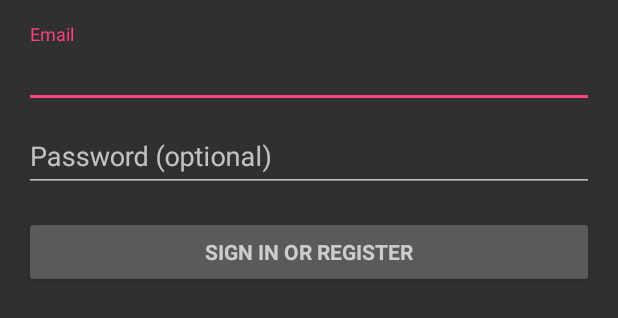
After one commit to VIN-S/Cargo, an Android app: the layout activity_login.xml on its own in the app's theme, with its tools: preview values and no code run, on a phone screen of 412 x 824 dp. The commit adds this screen. Shown: the top 318 px of the screen. Run offline under Robolectric (Android 15) with nearby library versions, the phone set to English and light mode, and no system bars.

Commit message:
some redirections - LH

```diff
--- /dev/null
+++ b/app/src/main/res/layout/activity_login.xml
@@ -0,0 +1,77 @@
+<LinearLayout xmlns:android="http://schemas.android.com/apk/res/android"
+    xmlns:tools="http://schemas.android.com/tools"
+    android:layout_width="match_parent"
+    android:layout_height="match_parent"
+    android:gravity="center_horizontal"
+    android:orientation="vertical"
+    android:paddingBottom="@dimen/activity_vertical_margin"
+    android:paddingLeft="@dimen/activity_horizontal_margin"
+    android:paddingRight="@dimen/activity_horizontal_margin"
+    android:paddingTop="@dimen/activity_vertical_margin"
+    tools:context="com.example.vin_s.cargo.LoginActivity">
+
+    <!-- Login progress -->
+    <ProgressBar
+        android:id="@+id/login_progress"
+        style="?android:attr/progressBarStyleLarge"
+        android:layout_width="wrap_content"
+        android:layout_height="wrap_content"
+        android:layout_marginBottom="8dp"
+        android:visibility="gone" />
+
+    <ScrollView
+        android:id="@+id/login_form"
+        android:layout_width="match_parent"
+        android:layout_height="match_parent">
+
+        <LinearLayout
+            android:id="@+id/email_login_form"
+            android:layout_width="match_parent"
+            android:layout_height="wrap_content"
+            android:orientation="vertical">
+
+            <android.support.design.widget.TextInputLayout
+                android:layout_width="match_parent"
+                android:layout_height="wrap_content">
+
+                <AutoCompleteTextView
+                    android:id="@+id/email"
+                    android:layout_width="match_parent"
+                    android:layout_height="wrap_content"
+                    android:hint="@string/prompt_email"
+                    android:inputType="textEmailAddress"
+                    android:maxLines="1"
+                    android:singleLine="true" />
+
+            </android.support.design.widget.TextInputLayout>
+
+            <android.support.design.widget.TextInputLayout
+                android:layout_width="match_parent"
+                android:layout_height="wrap_content">
+
+                <EditText
+                    android:id="@+id/password"
+                    android:layout_width="match_parent"
+                    android:layout_height="wrap_content"
+                    android:hint="@string/prompt_password"
+                    android:imeActionId="@+id/login"
+                    android:imeActionLabel="@string/action_sign_in_short"
+                    android:imeOptions="actionUnspecified"
+                    android:inputType="textPassword"
+                    android:maxLines="1"
+                    android:singleLine="true" />
+
+            </android.support.design.widget.TextInputLayout>
+
+            <Button
+                android:id="@+id/email_sign_in_button"
+                style="?android:textAppearanceSmall"
+                android:layout_width="match_parent"
+                android:layout_height="wrap_content"
+                android:layout_marginTop="16dp"
+                android:text="@string/action_sign_in"
+                android:textStyle="bold" />
+
+        </LinearLayout>
+    </ScrollView>
+</LinearLayout>
--- a/app/src/main/res/layout/activity_main.xml
+++ b/app/src/main/res/layout/activity_main.xml
@@ -43,7 +43,8 @@
         android:id="@+id/post_button"
         android:layout_gravity="center_horizontal"
         android:background="#cccc"
-        android:textColor="#222222"/>
+        android:textColor="#222222"
+        android:onClick="startPost"/>
     <TextView
         android:layout_width="220dp"
         android:layout_height="40dp"
@@ -55,7 +56,8 @@
         android:id="@+id/login_button"
         android:layout_gravity="center_horizontal"
         android:background="#dddd"
-        android:textColor="#444444"/>
+        android:textColor="#444444"
+        android:onClick="logIn"/>
 
 
 </LinearLayout>
--- a/app/src/main/res/values/strings.xml
+++ b/app/src/main/res/values/strings.xml
@@ -9,4 +9,18 @@
         <item>Stockholm</item>
     </string-array>
     <string name="origin_default">Any</string>
+    <string name="title_activity_login">Sign in</string>
+
+    <!-- Strings related to login -->
+    <string name="prompt_email">Email</string>
+    <string name="prompt_password">Password (optional)</string>
+    <string name="action_sign_in">Sign in or register</string>
+    <string name="action_sign_in_short">Sign in</string>
+    <string name="error_invalid_email">This email address is invalid</string>
+    <string name="error_invalid_password">This password is too short</string>
+    <string name="error_incorrect_password">This password is incorrect</string>
+    <string name="error_field_required">This field is required</string>
+    <string name="permission_rationale">"Contacts permissions are needed for providing email
+        completions."
+    </string>
 </resources>
--- a/app/src/main/res/values/styles.xml
+++ b/app/src/main/res/values/styles.xml
@@ -8,6 +8,9 @@
         <item name="colorAccent">@color/colorAccent</item>
     </style>
 
+    <style name="AppThemeForSignIn" parent="Theme.AppCompat.Light">
+    </style>
+
     <style name="AppTheme.AppBarOverlay" parent="ThemeOverlay.AppCompat.Dark.ActionBar" />
 
     <style name="AppTheme.PopupOverlay" parent="ThemeOverlay.AppCompat.Light" />
```
Also changed, not shown: app/src/main/AndroidManifest.xml (+21 -12 lines), app/src/main/java/com/example/vin_s/cargo/LoginActivity.java (added, +402 -0 lines), app/src/main/java/com/example/vin_s/cargo/MainActivity.java (+12 -0 lines), app/src/main/res/layout/activity_search.xml (+15 -13 lines), app/src/main/res/layout/content_search.xml (+4 -6 lines).
